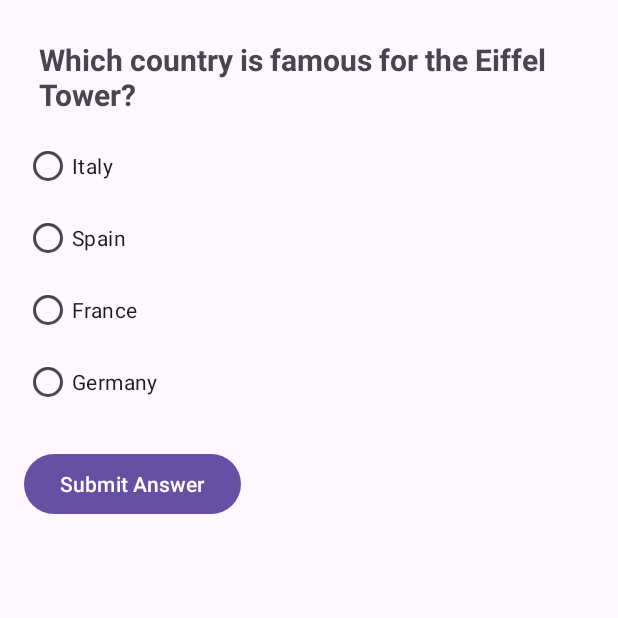
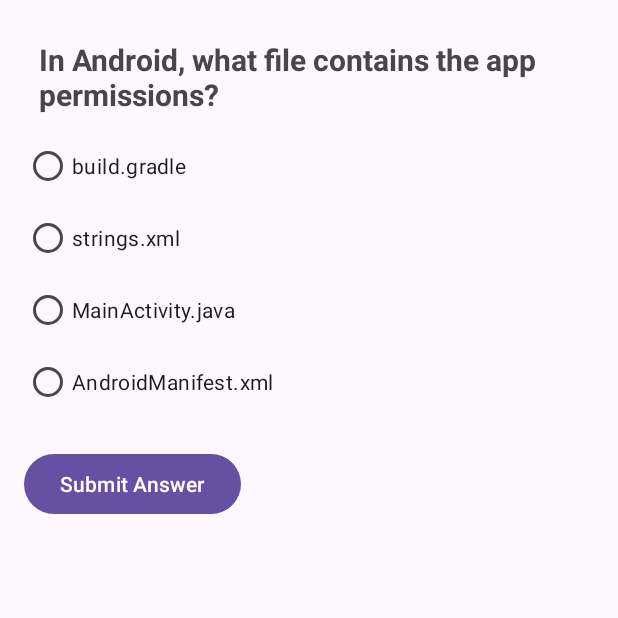
Before and after one commit to Harut2010/RandomQuiz, an Android app: the screen it shows after launch (MainActivity), on a phone screen of 412 x 824 dp, the top half of it. Run offline under Robolectric (Android 15) with nearby library versions, the phone set to English and light mode, and no system bars.

Commit message:
Quiz Commit3

```diff
--- a/app/src/main/java/com/example/randomquiz/MainActivity.java
+++ b/app/src/main/java/com/example/randomquiz/MainActivity.java
@@ -107,6 +107,54 @@ public class MainActivity extends AppCompatActivity {
 
         questionList.add(new Question("Which is the longest mountain range in the world?",
                 List.of("Rocky Mountains", "Andes Mountains", "Himalayas", "Alps"), 1));
+        questionList.add(new Question("What is the capital of France?",
+                List.of(new String[]{"Berlin", "Madrid", "Paris", "Rome"}), 2));
+        questionList.add(new Question("Which gas do plants absorb?",
+                List.of(new String[]{"Oxygen", "Carbon Dioxide", "Nitrogen", "Helium"}), 1));
+        questionList.add(new Question("Who wrote 'Hamlet'?",
+                List.of(new String[]{"Charles Dickens", "Leo Tolstoy", "Shakespeare", "Mark Twain"}), 2));
+        questionList.add(new Question("Which planet is closest to the sun?",
+                List.of(new String[]{"Venus", "Mercury", "Earth", "Mars"}), 1));
+        questionList.add(new Question("What is the square root of 64?",
+                List.of(new String[]{"6", "8", "7", "9"}), 1));
+        questionList.add(new Question("In Android, what file contains the app permissions?",
+                List.of(new String[]{"build.gradle", "strings.xml", "MainActivity.java", "AndroidManifest.xml"}), 3));
+        questionList.add(new Question("What is the largest mammal?",
+                List.of(new String[]{"Elephant", "Giraffe", "Blue Whale", "Hippopotamus"}), 2));
+        questionList.add(new Question("Which language is used to style web pages?",
+                List.of(new String[]{"HTML", "Python", "CSS", "Java"}), 2));
+        questionList.add(new Question("What is H2O commonly known as?", List.of(new String[]{"Salt", "Oxygen", "Hydrogen", "Water"}), 3));
+        questionList.add(new Question("What is the main ingredient in guacamole?",
+                List.of(new String[]{"Lettuce", "Tomato", "Avocado", "Pepper"}), 2));
+        questionList.add(new Question("What is the powerhouse of the cell?",
+                List.of(new String[]{"Nucleus", "Mitochondria", "Ribosome", "Chloroplast"}), 1));
+        questionList.add(new Question("Who painted the Mona Lisa?",
+                List.of(new String[]{"Van Gogh", "Picasso", "Da Vinci", "Michelangelo"}), 2));
+        questionList.add(new Question("What is the capital city of Australia?",
+                List.of(new String[]{"Sydney", "Melbourne", "Canberra", "Perth"}), 2));
+        questionList.add(new Question("Which planet has rings?",
+                List.of(new String[]{"Earth", "Mars", "Saturn", "Venus"}), 2));
+        questionList.add(new Question("What year did man land on the moon?",
+                List.of(new String[]{"1965", "1969", "1972", "1959"}), 1));
+        questionList.add(new Question("Which organ pumps blood throughout the human body?",
+                List.of(new String[]{"Brain", "Liver", "Lungs", "Heart"}), 3));
+        questionList.add(new Question("What does HTTP stand for?",
+                List.of(new String[]{"HyperText Transfer Protocol", "HighText Transfer Protocol", "Hyperloop Transfer Protocol", "None"}), 0));
+        questionList.add(new Question("Which country invented tea?",
+                List.of(new String[]{"India", "China", "Japan", "England"}), 1));
+        questionList.add(new Question("What is Java primarily used for in Android?",
+                List.of(new String[]{"Web Design", "Operating Systems", "App Development", "Game Consoles"}), 2));
+        questionList.add(new Question("Which ocean is the largest?",
+                List.of(new String[]{"Atlantic", "Pacific", "Indian", "Arctic"}), 1));
+        questionList.add(new Question("What color are the stars in the U.S. flag?",
+                List.of(new String[]{"Red", "Blue", "White", "Yellow"}), 2));
+        questionList.add(new Question("Which instrument has 88 keys?",
+                List.of(new String[]{"Guitar", "Flute", "Piano", "Saxophone"}), 2));
+        questionList.add(new Question("Which planet is known for its red appearance?",
+                List.of(new String[]{"Jupiter", "Mars", "Venus", "Saturn"}), 1));
+        questionList.add(new Question("In which country is the Great Pyramid of Giza?",
+                List.of(new String[]{"Mexico", "Iraq", "India", "Egypt"}), 3));
+
     }
 
     private void displayQuestion() {
```
